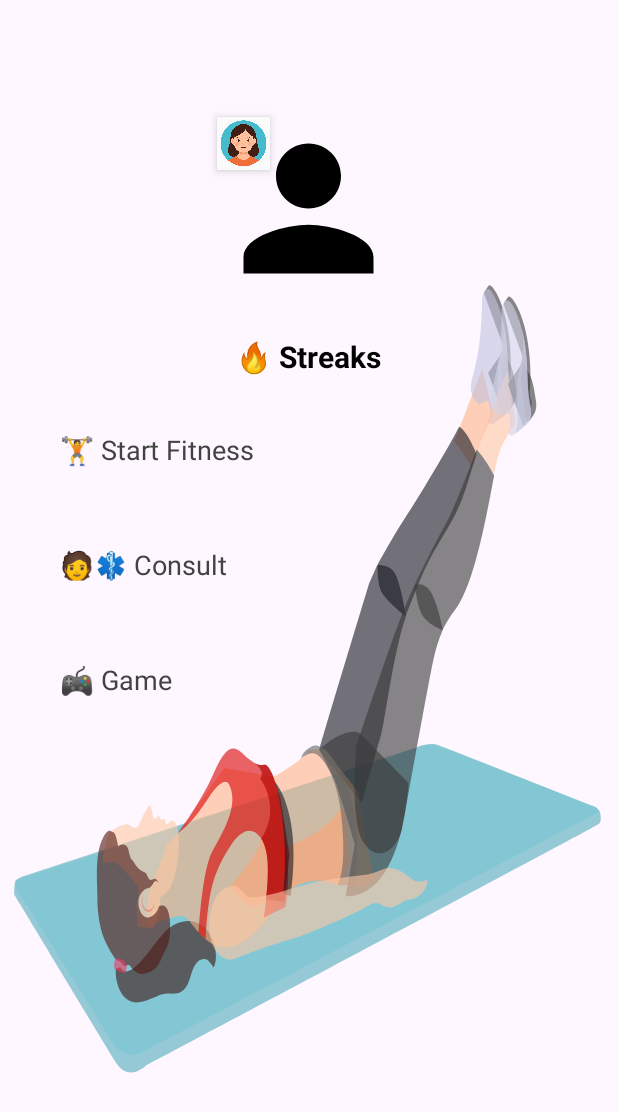
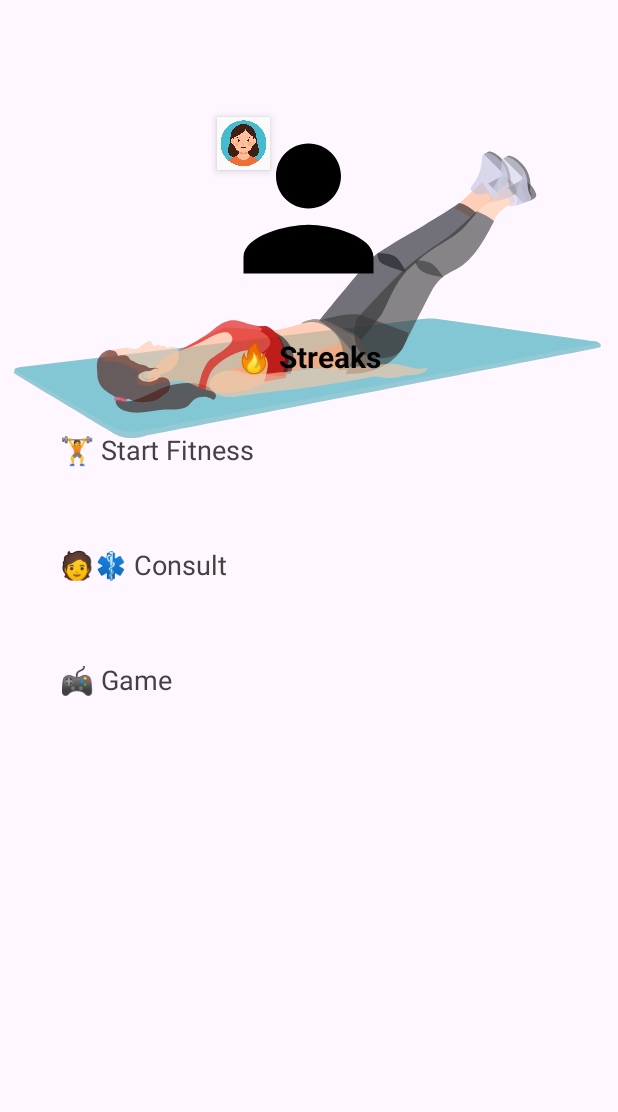
Before and after one commit to drishtisaini/FitU, an Android app: the ProfileActivity screen opened directly, with no data from a screen before it, on a phone screen of 412 x 824 dp. Shown: the top 1112 px of the screen. Run offline under Robolectric (Android 15) with nearby library versions, the light colour scheme and no system bars; our stand-ins replace CircleImageView.

Commit message:
✨ UI animation  added

```diff
--- a/app/src/main/res/layout/activity_profile.xml
+++ b/app/src/main/res/layout/activity_profile.xml
@@ -12,13 +12,13 @@
     <com.airbnb.lottie.LottieAnimationView
         android:id="@+id/lottieBackground"
         android:layout_width="match_parent"
-        android:layout_height="match_parent"
         app:lottie_rawRes="@raw/fitness_animation"
         app:lottie_autoPlay="true"
         app:lottie_loop="true"
         android:alpha="0.6"
         android:translationY="50dp"
-        android:scaleType="fitXY" />
+        android:scaleType="fitXY"
+        android:layout_height="300dp"/>
 
     <ScrollView
         android:layout_width="match_parent"
```
